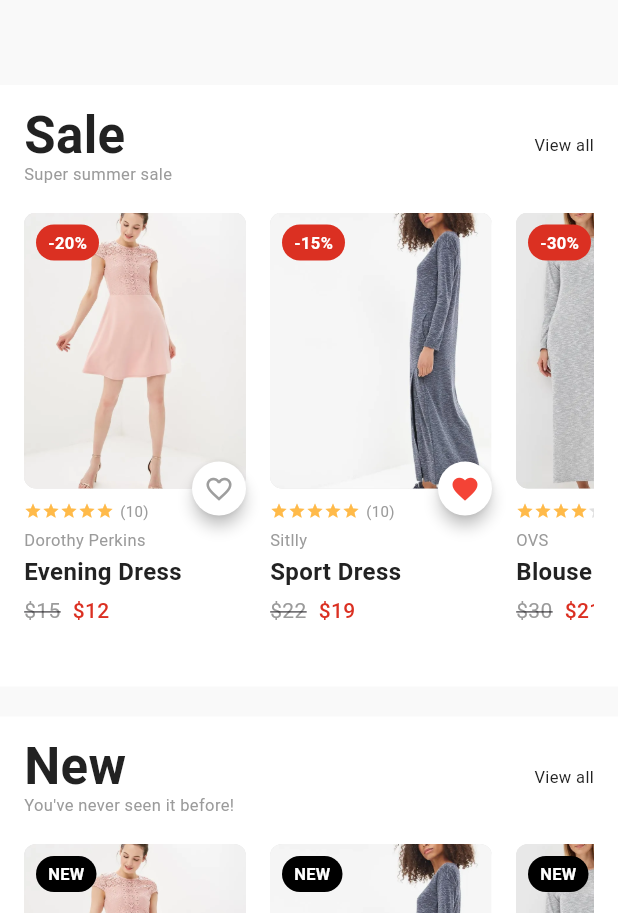
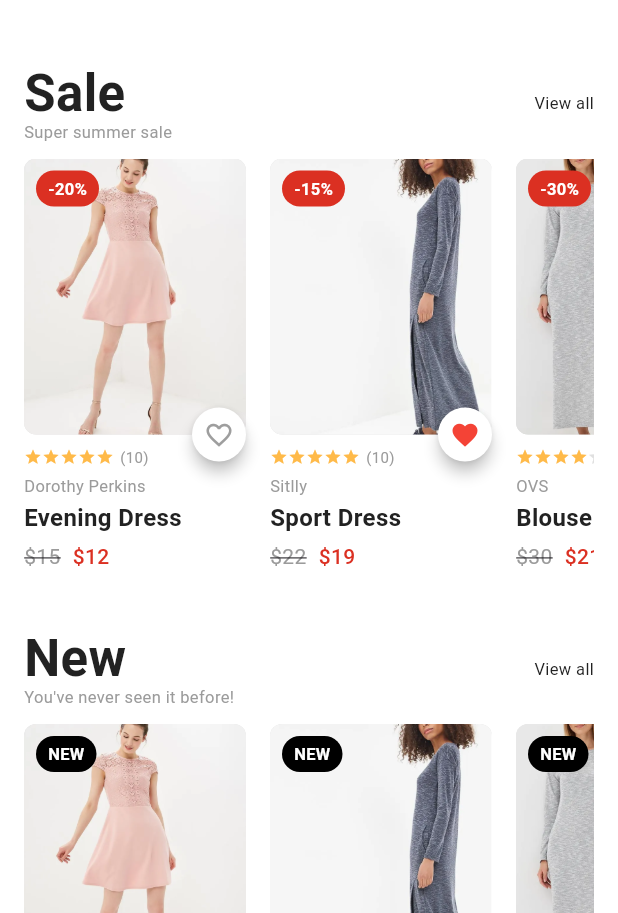
Before and after one commit to gheorghe133/PAM, a Flutter app: the screen it shows after launch, on a phone screen of 412 x 824 dp, the part 323-1236 px from its top. Run offline on Flutter 3.47's test engine with Material 3 defaults, Android fonts, the phone set to English and light mode, and no system bars; network calls fail; Roboto replaces fonts that are missing (SF Pro Display).

Commit message:
adjust main page

```diff
--- a/Lab 2/lib/screens/home_screen.dart
+++ b/Lab 2/lib/screens/home_screen.dart
@@ -18,7 +18,7 @@ class _HomeScreenState extends State<HomeScreen> {
   @override
   Widget build(BuildContext context) {
     return Scaffold(
-      backgroundColor: Color(0xFFF9F9F9),
+      backgroundColor: Colors.white, // Background alb
       body: SingleChildScrollView(
         child: Column(
           crossAxisAlignment: CrossAxisAlignment.start,
@@ -26,9 +26,7 @@ class _HomeScreenState extends State<HomeScreen> {
             // Hero Section
             StreetClothesHeroSection(),
 
-            SizedBox(height: 20),
-
-            // Sales Section
+            // Sales Section (lipită direct de hero)
             SalesSection(
               products: products,
               onViewAllPressed: () => _onViewAllPressed('Sale'),
@@ -36,17 +34,13 @@ class _HomeScreenState extends State<HomeScreen> {
               onFavoritePressed: _onFavoritePressed,
             ),
 
-            SizedBox(height: 20),
-
-            // New Section
+            // New Section (lipită direct de sales)
             NewSection(
               products: products,
               onViewAllPressed: () => _onViewAllPressed('New'),
               onProductTap: _onProductTap,
               onFavoritePressed: _onFavoritePressed,
             ),
-
-            SizedBox(height: 20),
           ],
         ),
       ),
--- a/Lab 2/lib/widgets/product_section.dart
+++ b/Lab 2/lib/widgets/product_section.dart
@@ -22,7 +22,7 @@ class ProductSection extends StatelessWidget {
     this.onViewAllPressed,
     this.onProductTap,
     this.onFavoritePressed,
-    this.padding = const EdgeInsets.all(16),
+    this.padding = const EdgeInsets.symmetric(horizontal: 16, vertical: 8),
     this.height = 300,
   }) : super(key: key);
 
@@ -37,7 +37,7 @@ class ProductSection extends StatelessWidget {
           // Section Header
           _buildSectionHeader(),
 
-          SizedBox(height: 20),
+          SizedBox(height: 12),
 
           // Product Cards
           _buildProductList(),
```
Also changed, not shown: Lab 2/lib/widgets/product_card.dart (+8 -8 lines).
